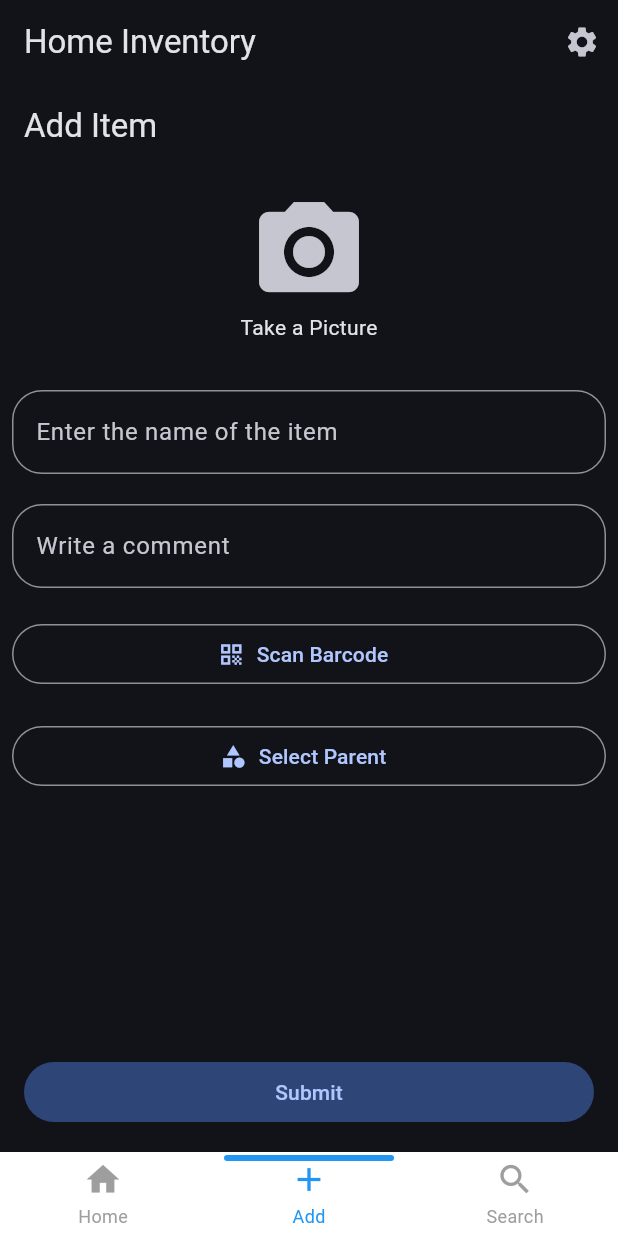
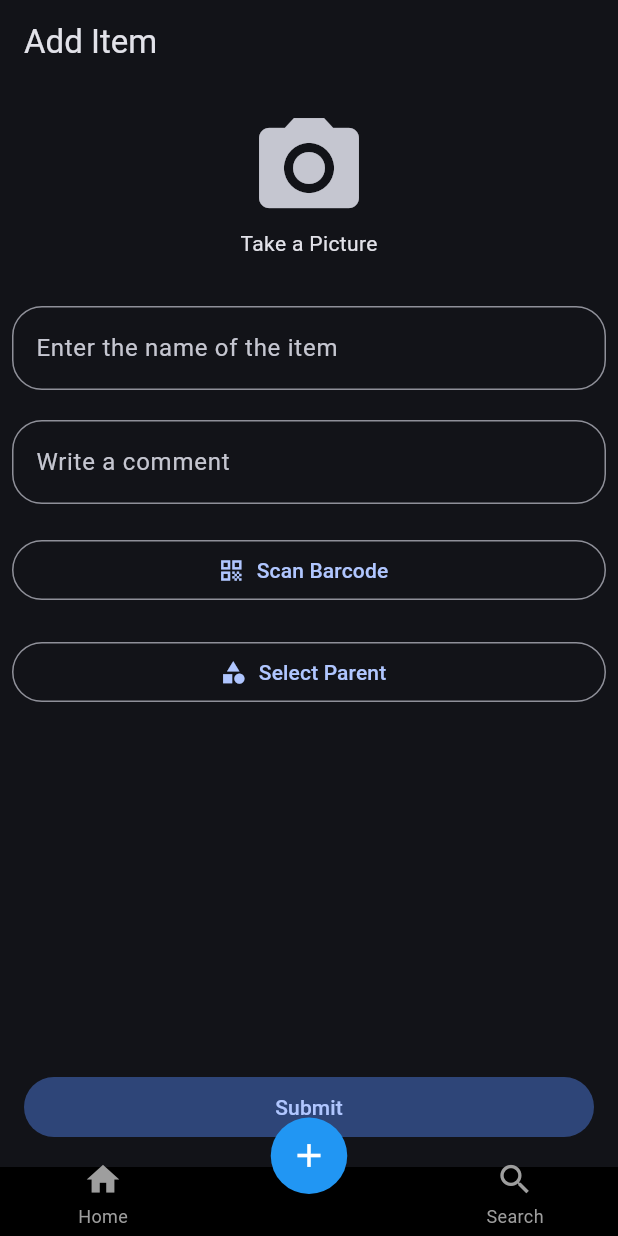
Before and after one commit to JoJoPuppe/home_inventory_app, a Flutter app: the screen it shows after launch, item 2 of the bottom bar chosen, on a phone screen of 412 x 824 dp. Run offline on Flutter 3.47's test engine with Material 3 defaults, Android fonts, the phone set to English and light mode, and no system bars; drawn by our look-alikes of persistent_bottom_nav_bar; our stand-ins replace camera, google_nav_bar, line_icons, shared_preferences; missing offline and left inert: flutter_zxing; network calls fail.

Commit message:
refactor home view

```diff
--- a/lib/main.dart
+++ b/lib/main.dart
@@ -1,13 +1,9 @@
 import 'package:flutter/material.dart';
-import 'package:home_inventory_app/views/items/view_item.dart';
-import 'views/settings/settings_screen.dart';
 import 'views/items/add_item.dart';
 import 'provider/settings_provider.dart';
 import 'package:provider/provider.dart';
-import '/models/item_model.dart';
-import '/services/homeinventory_api_service.dart'; // Import the file where you define the API call
 import '/provider/camera_manager.dart';
-import '/views/items/list_item.dart';
+import '/views/home/home.dart';
 import 'views/items/search_view.dart';
 import 'package:persistent_bottom_nav_bar/persistent_tab_view.dart';
 
@@ -59,77 +55,26 @@ class InventoryHomePage extends StatefulWidget {
 class _InventoryHomePageState extends State<InventoryHomePage> {
   final PersistentTabController _controller =
         PersistentTabController(initialIndex: 0);
-  List<Item> _items = [];
-  String apiDomain = '';
-
-
-  Future<List<Item>> getAllItems() async {
-    List<Item> insideItems = await CreateItemService.getChildren(context, null);
-    return insideItems;
-  }
-
-  String buildImageUrl(String image) {
-    String apiDomain = Provider.of<SettingsProvider>(context, listen: false).currentSettings.serverURL;
-    return "$apiDomain/$image";
-  }
-
-  @override
-  void initState() {
-    super.initState();
-    _fetchInitialData();
-    apiDomain = Provider.of<SettingsProvider>(context, listen: false).currentSettings.serverURL;
-  }
-
-  Future<void> _fetchInitialData() async {
-    final newItems = await getAllItems();
-    setState(() {
-       _items = newItems;
-    });
-  }
-  void _onItemTap(Item item) {
-    PersistentNavBarNavigator.pushNewScreen(
-      context,
-      screen: ViewItem(item: item),
-      withNavBar: true,
-      pageTransitionAnimation: PageTransitionAnimation.fade,
-    );
-  }
-  //ignore: must_call_super
-  // Future<List<Item>>? _itemList;
+  BuildContext? _tabContext;
 
   @override
   Widget build(BuildContext context) {
-    return Scaffold(
-      appBar: AppBar(
-        title: Text(widget.title),
-        actions: [
-          IconButton(
-            icon: const Icon(Icons.settings),
-            tooltip: 'Settings',
-            onPressed: () {
-              Navigator.push(
-                context,
-                MaterialPageRoute(
-                  builder: (context) => const SettingsScreen(),
-                )
-              );
-            }
-          )
-        ]
-      ),
-      body: PersistentTabView(
+    return PersistentTabView(
+        selectedTabScreenContext: (BuildContext? tabContext) => _tabContext = tabContext,
         context,
-        hideNavigationBar: false,
+        backgroundColor: Colors.transparent,
         controller: _controller,
+        popAllScreensOnTapAnyTabs: true,
         screens: [
-          newItemListWidget(),
+          HomeView(tabContext: _tabContext),
           const AddItem(),
           const SearchView(),
         ],
         items: _navBarItems(),
-        navBarStyle: NavBarStyle.style3,
-        )
-
+        decoration: NavBarDecoration(
+          borderRadius: BorderRadius.circular(10.0),
+        ),
+        navBarStyle: NavBarStyle.style15,
     );
   }
   List<PersistentBottomNavBarItem> _navBarItems() {
@@ -141,8 +86,7 @@ class _InventoryHomePageState extends State<InventoryHomePage> {
         inactiveColorPrimary: Colors.grey,
       ),
       PersistentBottomNavBarItem(
-        icon: const Icon(Icons.add),
-        title: ("Add"),
+        icon: const Icon(Icons.add, color: Colors.white),
         activeColorPrimary: Colors.blue,
         inactiveColorPrimary: Colors.grey,
       ),
@@ -154,41 +98,4 @@ class _InventoryHomePageState extends State<InventoryHomePage> {
       ),
     ];
   }
-
-  Widget newItemListWidget() {
-    return RefreshIndicator(
-      onRefresh: () async {
-        final newItems = await getAllItems();
-        setState(() {
-          _items = newItems;
-        });
-      },
-      child: _items.isNotEmpty
-      ? ListView.builder(
-          itemCount: _items.length,
-          itemBuilder: (context, index) {
-            return ListItem(item: _items[index], onTap: _onItemTap, apiDomain: apiDomain, context: context);
-          },
-        )
-      : LayoutBuilder(
-          builder: (context, constraints) {
-            return SingleChildScrollView(
-              physics: const AlwaysScrollableScrollPhysics(),
-              child: SizedBox(
-                height: constraints.maxHeight,
-                child: const Center(
-                  child: Column(
-                    mainAxisAlignment: MainAxisAlignment.center,
-                    children: [
-                      Text('There is not data.'),
-                      Text('Pull to refresh.'),
-                    ],
-                  ),
-                ),
-              ),
-            );
-          },
-        )
-    );
-  }
 }
```
Also changed, not shown: lib/views/home/home.dart (added, +114 -0 lines).
